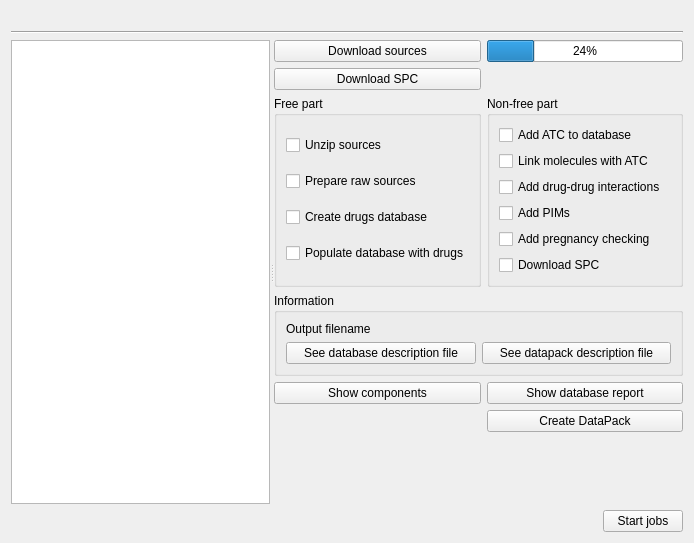
The window that freeddimanager/plugins/drugsdbplugin/imode/drugsdbmodewidget.ui (FreeHealth/freehealth) describes before a commit, drawn with Qt 5.
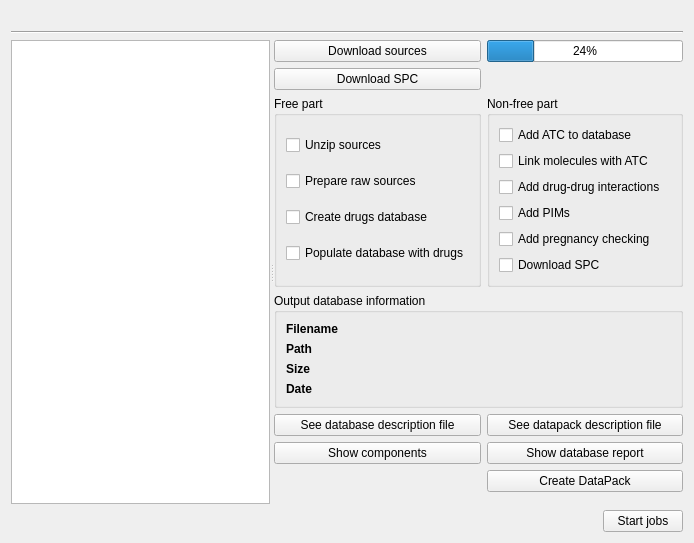
The same window after the commit.

```diff
--- a/freeddimanager/plugins/drugsdbplugin/imode/drugsdbmodewidget.ui
+++ b/freeddimanager/plugins/drugsdbplugin/imode/drugsdbmodewidget.ui
@@ -31,111 +31,6 @@
      </widget>
      <widget class="QWidget" name="layoutWidget">
       <layout class="QGridLayout" name="gridLayout_4">
-       <item row="2" column="1">
-        <widget class="QGroupBox" name="nonFreeGroup">
-         <property name="title">
-          <string>Non-free part</string>
-         </property>
-         <layout class="QGridLayout" name="gridLayout_3">
-          <item row="0" column="0">
-           <widget class="QCheckBox" name="addAtc">
-            <property name="text">
-             <string>Add ATC to database</string>
-            </property>
-           </widget>
-          </item>
-          <item row="1" column="0">
-           <widget class="QCheckBox" name="linkMols">
-            <property name="text">
-             <string>Link molecules with ATC</string>
-            </property>
-           </widget>
-          </item>
-          <item row="2" column="0">
-           <widget class="QCheckBox" name="addDDI">
-            <property name="text">
-             <string>Add drug-drug interactions</string>
-            </property>
-           </widget>
-          </item>
-          <item row="3" column="0">
-           <widget class="QCheckBox" name="addPims">
-            <property name="text">
-             <string>Add PIMs</string>
-            </property>
-           </widget>
-          </item>
-          <item row="4" column="0">
-           <widget class="QCheckBox" name="addPreg">
-            <property name="text">
-             <string>Add pregnancy checking</string>
-            </property>
-           </widget>
-          </item>
-          <item row="5" column="0">
-           <widget class="QCheckBox" name="spc">
-            <property name="text">
-             <string>Download SPC</string>
-            </property>
-           </widget>
-          </item>
-         </layout>
-        </widget>
-       </item>
-       <item row="3" column="0" colspan="2">
-        <widget class="QGroupBox" name="groupBox_3">
-         <property name="title">
-          <string>Information</string>
-         </property>
-         <layout class="QGridLayout" name="gridLayout">
-          <item row="2" column="0" colspan="2">
-           <layout class="QHBoxLayout" name="horizontalLayout">
-            <item>
-             <widget class="QPushButton" name="seeDbDescription">
-              <property name="text">
-               <string>See database description file</string>
-              </property>
-             </widget>
-            </item>
-            <item>
-             <widget class="QPushButton" name="seeDatapackDescription">
-              <property name="text">
-               <string>See datapack description file</string>
-              </property>
-             </widget>
-            </item>
-           </layout>
-          </item>
-          <item row="1" column="1">
-           <widget class="QLabel" name="output">
-            <property name="text">
-             <string notr="true"/>
-            </property>
-           </widget>
-          </item>
-          <item row="1" column="0">
-           <widget class="QLabel" name="label">
-            <property name="sizePolicy">
-             <sizepolicy hsizetype="Fixed" vsizetype="Preferred">
-              <horstretch>0</horstretch>
-              <verstretch>0</verstretch>
-             </sizepolicy>
-            </property>
-            <property name="text">
-             <string>Output filename</string>
-            </property>
-           </widget>
-          </item>
-         </layout>
-        </widget>
-       </item>
-       <item row="0" column="1">
-        <widget class="QProgressBar" name="progressBar">
-         <property name="value">
-          <number>24</number>
-         </property>
-        </widget>
-       </item>
        <item row="1" column="0">
         <widget class="QPushButton" name="downloadSPC">
          <property name="text">
@@ -143,6 +38,23 @@
          </property>
         </widget>
        </item>
+       <item row="5" column="1">
+        <widget class="QPushButton" name="showDbReport">
+         <property name="text">
+          <string>Show database report</string>
+         </property>
+        </widget>
+       </item>
+       <item row="5" column="0">
+        <widget class="QPushButton" name="seeComponents">
+         <property name="toolTip">
+          <string>To see components, you must run at least one time the database creation and populate it with the drugs.</string>
+         </property>
+         <property name="text">
+          <string>Show components</string>
+         </property>
+        </widget>
+       </item>
        <item row="0" column="0">
         <widget class="QPushButton" name="download">
          <property name="text">
@@ -150,6 +62,13 @@
          </property>
         </widget>
        </item>
+       <item row="6" column="1">
+        <widget class="QPushButton" name="createDatapack">
+         <property name="text">
+          <string>Create DataPack</string>
+         </property>
+        </widget>
+       </item>
        <item row="2" column="0">
         <widget class="QGroupBox" name="freeGroup">
          <property name="title">
@@ -187,7 +106,58 @@
          </layout>
         </widget>
        </item>
-       <item row="6" column="0">
+       <item row="2" column="1">
+        <widget class="QGroupBox" name="nonFreeGroup">
+         <property name="title">
+          <string>Non-free part</string>
+         </property>
+         <layout class="QGridLayout" name="gridLayout_3">
+          <item row="0" column="0">
+           <widget class="QCheckBox" name="addAtc">
+            <property name="text">
+             <string>Add ATC to database</string>
+            </property>
+           </widget>
+          </item>
+          <item row="1" column="0">
+           <widget class="QCheckBox" name="linkMols">
+            <property name="text">
+             <string>Link molecules with ATC</string>
+            </property>
+           </widget>
+          </item>
+          <item row="2" column="0">
+           <widget class="QCheckBox" name="addDDI">
+            <property name="text">
+             <string>Add drug-drug interactions</string>
+            </property>
+           </widget>
+          </item>
+          <item row="3" column="0">
+           <widget class="QCheckBox" name="addPims">
+            <property name="text">
+             <string>Add PIMs</string>
+            </property>
+           </widget>
+          </item>
+          <item row="4" column="0">
+           <widget class="QCheckBox" name="addPreg">
+            <property name="text">
+             <string>Add pregnancy checking</string>
+            </property>
+           </widget>
+          </item>
+          <item row="5" column="0">
+           <widget class="QCheckBox" name="spc">
+            <property name="text">
+             <string>Download SPC</string>
+            </property>
+           </widget>
+          </item>
+         </layout>
+        </widget>
+       </item>
+       <item row="7" column="0">
         <spacer name="verticalSpacer">
          <property name="orientation">
           <enum>Qt::Vertical</enum>
@@ -200,27 +170,123 @@
          </property>
         </spacer>
        </item>
-       <item row="4" column="1">
-        <widget class="QPushButton" name="showDbReport">
-         <property name="text">
-          <string>Show database report</string>
+       <item row="0" column="1">
+        <widget class="QProgressBar" name="progressBar">
+         <property name="value">
+          <number>24</number>
          </property>
         </widget>
        </item>
-       <item row="5" column="1">
-        <widget class="QPushButton" name="createDatapack">
-         <property name="text">
-          <string>Create DataPack</string>
+       <item row="3" column="0" colspan="2">
+        <widget class="QGroupBox" name="groupBox_3">
+         <property name="title">
+          <string>Output database information</string>
          </property>
+         <layout class="QGridLayout" name="gridLayout">
+          <item row="1" column="0" colspan="2">
+           <layout class="QGridLayout" name="gridLayout_6">
+            <item row="0" column="0">
+             <widget class="QLabel" name="label_2">
+              <property name="font">
+               <font>
+                <weight>75</weight>
+                <bold>true</bold>
+               </font>
+              </property>
+              <property name="text">
+               <string>Filename</string>
+              </property>
+             </widget>
+            </item>
+            <item row="2" column="1">
+             <widget class="QLabel" name="sizeLabel">
+              <property name="text">
+               <string/>
+              </property>
+             </widget>
+            </item>
+            <item row="0" column="1">
+             <widget class="QLabel" name="fileNameLabel">
+              <property name="sizePolicy">
+               <sizepolicy hsizetype="Expanding" vsizetype="Preferred">
+                <horstretch>0</horstretch>
+                <verstretch>0</verstretch>
+               </sizepolicy>
+              </property>
+              <property name="text">
+               <string/>
+              </property>
+             </widget>
+            </item>
+            <item row="3" column="1">
+             <widget class="QLabel" name="dateLabel">
+              <property name="text">
+               <string/>
+              </property>
+             </widget>
+            </item>
+            <item row="3" column="0">
+             <widget class="QLabel" name="label">
+              <property name="font">
+               <font>
+                <weight>75</weight>
+                <bold>true</bold>
+               </font>
+              </property>
+              <property name="text">
+               <string>Date</string>
+              </property>
+             </widget>
+            </item>
+            <item row="2" column="0">
+             <widget class="QLabel" name="label_3">
+              <property name="font">
+               <font>
+                <weight>75</weight>
+                <bold>true</bold>
+               </font>
+              </property>
+              <property name="text">
+               <string>Size</string>
+              </property>
+             </widget>
+            </item>
+            <item row="1" column="0">
+             <widget class="QLabel" name="label_4">
+              <property name="font">
+               <font>
+                <weight>75</weight>
+                <bold>true</bold>
+               </font>
+              </property>
+              <property name="text">
+               <string>Path</string>
+              </property>
+             </widget>
+            </item>
+            <item row="1" column="1">
+             <widget class="QLabel" name="path">
+              <property name="text">
+               <string/>
+              </property>
+             </widget>
+            </item>
+           </layout>
+          </item>
+         </layout>
         </widget>
        </item>
        <item row="4" column="0">
-        <widget class="QPushButton" name="seeComponents">
-         <property name="toolTip">
-          <string>To see components, you must run at least one time the database creation and populate it with the drugs.</string>
+        <widget class="QPushButton" name="seeDbDescription">
+         <property name="text">
+          <string>See database description file</string>
          </property>
+        </widget>
+       </item>
+       <item row="4" column="1">
+        <widget class="QPushButton" name="seeDatapackDescription">
          <property name="text">
-          <string>Show components</string>
+          <string>See datapack description file</string>
          </property>
         </widget>
        </item>
```
